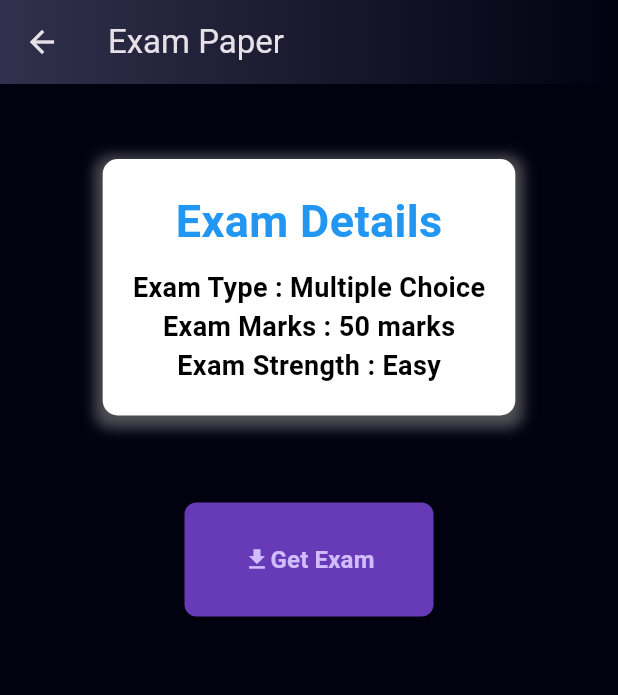
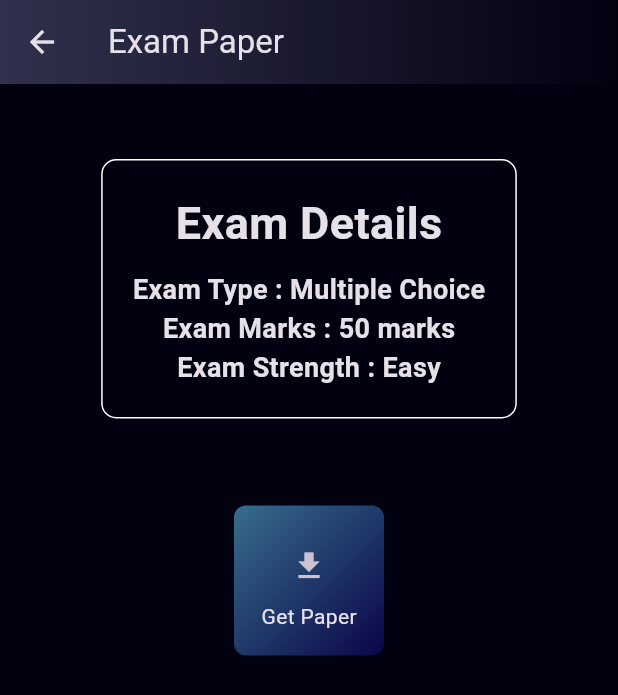
Before and after one commit to rufaromugabe/eureka, a Flutter app: the screen it shows after launch, item 2 of the bottom bar chosen, after a tap on "Continue", on a phone screen of 412 x 824 dp. Shown: the top 695 px of the screen. Run offline on Flutter 3.47's test engine with Material 3 defaults, Android fonts, the light colour scheme and no system bars; drawn by our look-alikes of loader_overlay; our stand-ins replace audioplayers, awesome_snackbar_content, camera, file_picker, flutter_markdown, flutter_spinkit and 6 more; missing offline and left inert: docx_to_text, syncfusion_flutter_pdf.

Commit message:
ui optmisation

```diff
--- a/lib/assessmentscreen.dart
+++ b/lib/assessmentscreen.dart
@@ -121,7 +121,8 @@ class AssessmentScreenState extends State<AssessmentScreen> {
       appBar: const GradientAppBar(
         titleText: 'AI Assessment',
       ),
-      body: Padding(
+      body: Container(
+        child: Padding(
           padding: const EdgeInsets.all(10.0),
           child: SingleChildScrollView(
             physics: const BouncingScrollPhysics(),
@@ -159,7 +160,8 @@ class AssessmentScreenState extends State<AssessmentScreen> {
                 ),
                 Container(
                   decoration: BoxDecoration(
-                  border: Border.all(color: Colors.white),
+                    border: Border.all(
+                        color: const Color.fromARGB(91, 255, 255, 255)),
                     borderRadius: BorderRadius.circular(8),
                   ),
                   child: Column(
@@ -259,21 +261,10 @@ class AssessmentScreenState extends State<AssessmentScreen> {
                 const SizedBox(
                   height: 10,
                 ),
-              Container(
-                width: MediaQuery.of(context).size.width / 1.2,
-                height: 50,
-                decoration: BoxDecoration(
-                  borderRadius: BorderRadius.circular(8.0),
-                  gradient: const LinearGradient(
-                    colors: [
-                      Color.fromARGB(255, 12, 6, 47),
-                      Color.fromARGB(
-                          255, 138, 130, 224), // Add your gradient colors here
-                    ],
-                    begin: Alignment.topRight,
-                    end: Alignment.topLeft,
-                  ),
-                ),
+                SizedBox(
+                  width: MediaQuery.of(context).size.width > 800
+                      ? 500
+                      : MediaQuery.of(context).size.width / 1.2,
                   child: Nextbutton(
                     onPressed: () {
                       Navigator.of(context).push(
@@ -290,6 +281,7 @@ class AssessmentScreenState extends State<AssessmentScreen> {
             ),
           ),
         ),
+      ),
     );
   }
 }
--- a/lib/discuss.dart
+++ b/lib/discuss.dart
@@ -124,8 +124,8 @@ class _DiscussAiState extends State<DiscussAi>
       if (currentIndex < conversationPieces.length) {
         var piece = conversationPieces[currentIndex];
         if (piece.agent == "John") {
-          const String voiceName = "en-US-Wavenet-D"; // Example voice name
-          const String languageCode = "en-US"; // Example language code
+          const String voiceName = "en-US-Wavenet-D";
+          const String languageCode = "en-US";
 
           setState(() {
             _talking = false;
@@ -149,8 +149,8 @@ class _DiscussAiState extends State<DiscussAi>
             });
           }
         } else if (piece.agent == "Sheron") {
-          const String voiceName = "en-US-Wavenet-F"; // Example voice name
-          const String languageCode = "en-US"; // Example language code
+          const String voiceName = "en-US-Wavenet-F";
+          const String languageCode = "en-US";
           setState(() {
             _talking = false;
             _isJohn = false;
@@ -163,7 +163,7 @@ class _DiscussAiState extends State<DiscussAi>
               chatitem = piece.text;
             });
             Uint8List audioBytes = base64Decode(audioContent);
-            // Ensure UI interactions happen on the main thread
+
             await Future.microtask(() async {
               await audioPlayer.setSourceBytes(audioBytes);
               await audioPlayer.resume();
@@ -202,7 +202,6 @@ class _DiscussAiState extends State<DiscussAi>
             onPressed: () {
               copyChatHistory();
               final snackBar = SnackBar(
-                /// need to set following properties for best effect of awesome_snackbar_content
                 elevation: 0,
                 behavior: SnackBarBehavior.floating,
                 backgroundColor: Colors.transparent,
@@ -225,7 +224,7 @@ class _DiscussAiState extends State<DiscussAi>
         child: SingleChildScrollView(
           physics: const BouncingScrollPhysics(),
           child: Column(
-            mainAxisAlignment: MainAxisAlignment.start,
+            mainAxisAlignment: MainAxisAlignment.end,
             children: [
               SizedBox(
                   height: 250,
@@ -258,21 +257,13 @@ class _DiscussAiState extends State<DiscussAi>
                           ]),
                   )),
               Container(
+                alignment: Alignment.topCenter,
                 padding: const EdgeInsets.all(10),
-                height: 200,
+                height: 250,
                 width: double.infinity,
                 decoration: BoxDecoration(
-                  color: const Color.fromARGB(255, 18, 4, 43),
-                  borderRadius: BorderRadius.circular(10), // Round the corners
-                  boxShadow: [
-                    BoxShadow(
-                      color: Colors.grey.withOpacity(0.5), // Shadow color
-                      spreadRadius: 5,
-                      blurRadius: 7,
-                      offset: const Offset(0, 3), // changes position of shadow
-                    ),
-                  ],
-                ),
+                    border: Border.all(
+                        color: const Color.fromARGB(60, 255, 255, 255))),
                 child: SingleChildScrollView(
                   child: Text(
                     _isJohn ? "$chatitem " : "$chatitem",
@@ -300,8 +291,13 @@ class _DiscussAiState extends State<DiscussAi>
                             await getAnswer(_controller.text);
                           },
                           icon: const Icon(Icons.send)),
+                  filled: true,
+                  fillColor: const Color.fromARGB(33, 221, 227, 234),
                   hintText: 'Enter something to discuss',
-                  border: const OutlineInputBorder(),
+                  border: const OutlineInputBorder().copyWith(
+                      borderSide: BorderSide.none,
+                      borderRadius:
+                          const BorderRadius.all(Radius.circular(20))),
                 ),
                 controller: _controller,
                 readOnly: _loading,
--- a/lib/examhandler.dart
+++ b/lib/examhandler.dart
@@ -3,6 +3,7 @@ import 'package:eureka/examscreen.dart';
 import 'package:eureka/main.dart';
 import 'package:eureka/widgets/customappbar.dart';
 import 'package:eureka/widgets/custombutton.dart';
+import 'package:eureka/widgets/gradientbutton.dart';
 import 'package:flutter/material.dart';
 import 'package:flutter/services.dart';
 import 'package:flutter_markdown/flutter_markdown.dart';
@@ -24,8 +25,6 @@ class _ExamoutState extends State<Examout> {
   int guidindex = 0;
   late final GenerativeModel _model;
   late final ChatSession _chat;
-
-  Future<String>? _chatFuture;
 
   @override
   void initState() {
@@ -104,16 +103,8 @@ class _ExamoutState extends State<Examout> {
                         child: Container(
                           padding: const EdgeInsets.all(20),
                           decoration: BoxDecoration(
-                            color: Colors.white,
                             borderRadius: BorderRadius.circular(10),
-                            boxShadow: [
-                              BoxShadow(
-                                color: Colors.grey.withOpacity(0.5),
-                                spreadRadius: 5,
-                                blurRadius: 7,
-                                offset: const Offset(0, 3),
-                              ),
-                            ],
+                            border: Border.all(color: Colors.white),
                           ),
                           margin: const EdgeInsets.only(bottom: 8),
                           child: Column(
@@ -123,7 +114,6 @@ class _ExamoutState extends State<Examout> {
                                 style: TextStyle(
                                   fontSize: 30,
                                   fontWeight: FontWeight.bold,
-                                  color: Colors.blue,
                                 ),
                               ),
                               const SizedBox(height: 10),
@@ -132,7 +122,6 @@ class _ExamoutState extends State<Examout> {
                                 style: const TextStyle(
                                   fontWeight: FontWeight.bold,
                                   fontSize: 18,
-                                  color: Colors.black,
                                 ),
                               ),
                               Text(
@@ -140,7 +129,6 @@ class _ExamoutState extends State<Examout> {
                                 style: const TextStyle(
                                   fontWeight: FontWeight.bold,
                                   fontSize: 18,
-                                  color: Colors.black,
                                 ),
                               ),
                               Text(
@@ -148,7 +136,6 @@ class _ExamoutState extends State<Examout> {
                                 style: const TextStyle(
                                   fontWeight: FontWeight.bold,
                                   fontSize: 18, // Adjusted font size
-                                  color: Colors.black, // Adjusted font color
                                 ),
                               ),
                             ],
@@ -158,13 +145,14 @@ class _ExamoutState extends State<Examout> {
                       const SizedBox(
                         height: 50,
                       ),
-                      ElevatedButton(
+                      GradientButton(
+                          iconData: Icons.download,
                           onPressed: () {
                             context.loaderOverlay.show(
                               widgetBuilder: (progress) {
                                 return const Center(
                                     child: SpinKitCubeGrid(
-                                  color: Colors.deepPurple,
+                                  color: Color.fromARGB(255, 90, 95, 228),
                                   size: 100.0,
                                 ));
                               },
@@ -173,30 +161,7 @@ class _ExamoutState extends State<Examout> {
                               getExam(widget.text);
                             });
                           },
-                          style: ElevatedButton.styleFrom(
-                            padding: const EdgeInsets.all(8.0),
-                            backgroundColor: Colors.deepPurple,
-                            shape: RoundedRectangleBorder(
-                              borderRadius: BorderRadius.circular(8.0),
-                            ),
-                          ),
-                          child: const SizedBox(
-                            width: 150,
-                            height: 60,
-                            child: Row(
-                              mainAxisAlignment: MainAxisAlignment.center,
-                              children: [
-                                Icon(Icons.get_app_sharp),
-                                Text(
-                                  'Get Exam',
-                                  style: TextStyle(
-                                    fontSize: 16,
-                                    fontWeight: FontWeight.bold,
-                                  ),
-                                )
-                              ],
-                            ),
-                          )),
+                          tooltip: 'Get Paper'),
                     ],
                   ),
                 )
@@ -259,41 +224,31 @@ class _ExamoutState extends State<Examout> {
                                             ..showSnackBar(snackBar);
                                         },
                                       ),
-                                      ElevatedButton(
-                                        onPressed: () {
-                                          setState(() {
-                                            guidindex = 1;
-                                            _chatFuture = getExam(
-                                                'Give the Marking guide for the Exam above');
-                                          });
-                                          Clipboard.setData(
-                                              ClipboardData(text: _response!));
-                                        },
-                                        style: ElevatedButton.styleFrom(
-                                          padding: const EdgeInsets.all(8.0),
-                                          backgroundColor: Colors.deepPurple,
-                                          shape: RoundedRectangleBorder(
-                                            borderRadius:
-                                                BorderRadius.circular(8.0),
-                                          ),
-                                        ),
-                                        child: FutureBuilder<String>(
-                                          future: _chatFuture,
-                                          builder: (BuildContext context,
-                                              AsyncSnapshot<String> snapshot) {
-                                            if (snapshot.connectionState ==
-                                                ConnectionState.waiting) {
-                                              return const CircularProgressIndicator();
-                                            } else {
-                                              return const Row(
-                                                children: [
-                                                  Icon(Icons
-                                                      .question_answer_outlined),
-                                                  Text('Marking guide'),
-                                                ],
-                                              );
-                                            }
+                                      SizedBox(
+                                        height: 50,
+                                        child: CustomButton(
+                                          onPressed: () {
+                                            context.loaderOverlay.show(
+                                              widgetBuilder: (progress) {
+                                                return const Center(
+                                                    child: SpinKitCubeGrid(
+                                                  color: Color.fromARGB(
+                                                      255, 90, 95, 228),
+                                                  size: 100.0,
+                                                ));
+                                              },
+                                            );
+                                            setState(() {
+                                              guidindex = 1;
+                                              getExam(
+                                                  'Give the Marking guide for the Exam above');
+                                            });
+
+                                            Clipboard.setData(ClipboardData(
+                                                text: _response!));
                                           },
+                                          text: 'Marking Guide',
+                                          icon: Icons.assignment,
                                         ),
                                       ),
                                     ],
--- a/lib/examscreen.dart
+++ b/lib/examscreen.dart
@@ -100,7 +100,7 @@ class ExamScreenState extends State<ExamScreen> {
                   decoration: InputDecoration(
                     prefixIcon: IconButton(
                       icon: const Icon(
-                        Icons.upload_file,
+                        Icons.attach_file,
                         color: Colors.black,
                         size: 40,
                       ),
@@ -211,7 +211,9 @@ class ExamScreenState extends State<ExamScreen> {
               height: 20,
             ),
             SizedBox(
-              width: MediaQuery.of(context).size.width / 1.2,
+              width: MediaQuery.of(context).size.width > 800
+                  ? 500
+                  : MediaQuery.of(context).size.width / 1.2,
               child: Nextbutton(
                   text: 'Continue',
                   onPressed: () {
--- a/lib/main.dart
+++ b/lib/main.dart
@@ -2,6 +2,7 @@ import 'package:camera/camera.dart';
 import 'package:eureka/assessmentscreen.dart';
 import 'package:eureka/discuss.dart';
 import 'package:eureka/examscreen.dart';
+import 'package:eureka/splashscreen.dart';
 import 'package:eureka/widgets/sidebar.dart';
 import 'package:flutter/material.dart';
 import 'package:google_nav_bar/google_nav_bar.dart';
@@ -10,6 +11,8 @@ CameraDescription? firstCamera;
 Future<void> main() async {
   runApp(const MyApp());
 }
+
+bool splash = true;
 
 const String apiKey = "AIzaSyDsOduZY0h0N2mlPDgjLNzoD2d10TDxaKs";
 
@@ -39,6 +42,7 @@ class MyAppState extends State<MyApp> {
     var screenSize = MediaQuery.of(context).size;
     bool showBottomNavBar = screenSize.width < 900;
     bool sidebar = screenSize.width > 900;
+
     return MaterialApp(
         debugShowCheckedModeBanner: false,
         theme: ThemeData.dark(useMaterial3: true).copyWith(
@@ -50,7 +54,9 @@ class MyAppState extends State<MyApp> {
             backgroundColor: Color.fromARGB(255, 2, 1, 16),
           ),
         ),
-        home: Scaffold(
+        home: splash
+            ? const SplashScreen()
+            : Scaffold(
                 body: sidebar
                     ? const Sidebar()
                     : IndexedStack(
@@ -58,20 +64,10 @@ class MyAppState extends State<MyApp> {
                         children: _children,
                       ),
                 bottomNavigationBar: showBottomNavBar
-              ? Container(
-                  decoration: BoxDecoration(
-                    color: const Color.fromARGB(255, 2, 1, 16),
-                    boxShadow: [
-                      BoxShadow(
-                        blurRadius: 20,
-                        color: Colors.black.withOpacity(.1),
-                      ),
-                    ],
-                  ),
-                  child: SafeArea(
+                    ? SafeArea(
                         child: Padding(
                           padding: const EdgeInsets.symmetric(
-                          horizontal: 15.0, vertical: 8),
+                              horizontal: 15.0, vertical: 15),
                           child: GNav(
                             rippleColor: Colors.grey[300]!,
                             hoverColor: Colors.grey[100]!,
@@ -105,7 +101,6 @@ class MyAppState extends State<MyApp> {
                             },
                           ),
                         ),
-                  ),
                       )
                     : null,
               ));
--- a/lib/splashscreen.dart
+++ b/lib/splashscreen.dart
@@ -1,4 +1,4 @@
-import 'package:eureka/main.dart'; // Ensure you import your main app file here
+import 'package:eureka/main.dart';
 import 'package:flutter/material.dart';
 
 class SplashScreen extends StatefulWidget {
@@ -17,26 +17,43 @@ class _SplashScreenState extends State<SplashScreen> {
 
   _navigateToHome() async {
     await Future.delayed(const Duration(seconds: 3), () {});
-    // Using WidgetsBinding.instance.addPostFrameCallback to ensure the context is correctly initialized.
     WidgetsBinding.instance.addPostFrameCallback((_) {
       Navigator.pushReplacement(
         context,
         MaterialPageRoute(builder: (context) => const MyApp()),
       );
     });
+    setState(() {
+      splash = false;
+    });
   }
 
   @override
+  @override
   Widget build(BuildContext context) {
-    return const Scaffold(
-      backgroundColor: Color.fromARGB(255, 2, 1, 16),
-      body: Center(
+    return Scaffold(
+      body: Container(
+        decoration: const BoxDecoration(
+          gradient: LinearGradient(
+            begin: Alignment.topRight,
+            end: Alignment.bottomLeft,
+            colors: [
+              Color.fromARGB(255, 19, 200, 217), // Start color
+              Color.fromARGB(255, 8, 5, 45), // End color
+            ],
+          ),
+        ),
+        child: Center(
           child: Column(
             mainAxisAlignment: MainAxisAlignment.center,
             children: [
-            CircularProgressIndicator(),
-            SizedBox(height: 20),
-            Text(
+              Image.asset(
+                'assets/images/logo.png',
+                width: 100,
+                height: 100,
+              ),
+              const SizedBox(height: 20),
+              const Text(
                 'Eureka',
                 style: TextStyle(
                   fontSize: 24,
@@ -47,6 +64,7 @@ class _SplashScreenState extends State<SplashScreen> {
             ],
           ),
         ),
+      ),
     );
   }
 }
--- a/lib/widgets/gradientbutton.dart
+++ b/lib/widgets/gradientbutton.dart
@@ -28,7 +28,7 @@ class GradientButton extends StatelessWidget {
           borderRadius: BorderRadius.all(Radius.circular(8)),
           gradient: LinearGradient(
             colors: [
-              Color.fromARGB(255, 105, 55, 140), // Start color
+              Color.fromARGB(255, 55, 109, 140), // Start color
               Color.fromARGB(255, 10, 5, 72), // End color
             ],
             begin: Alignment.topLeft,
```
Also changed, not shown: lib/assessmenthandler.dart (+29 -35 lines), lib/takepicture.dart (+3 -14 lines), assets/images/logo.png (added). Lines whose indentation alone changed are shown as unchanged.
